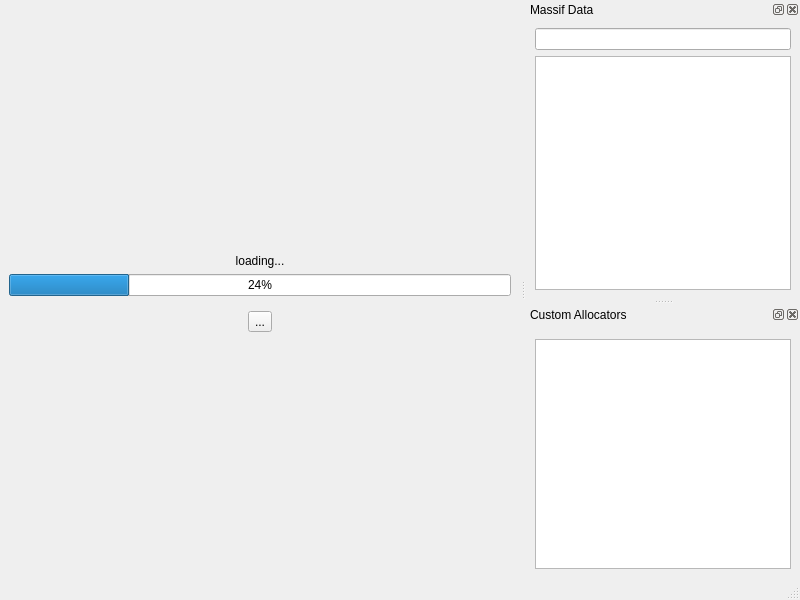
Before: the Qt Designer form app/mainwindow.ui in KDE/massif-visualizer, drawn with Qt 5.
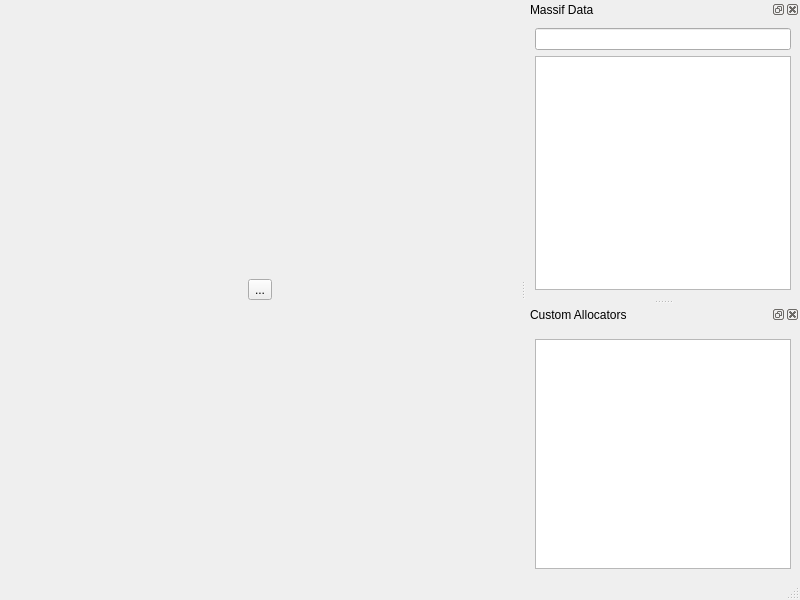
After: the same form once the commit is applied. The open tabs and pages were chosen to show the change. Custom widgets are drawn as their Qt base class.

Commit message: Implementation of multiple document interface. REVIEW: 113523

```diff
--- a/app/mainwindow.ui
+++ b/app/mainwindow.ui
@@ -94,72 +94,6 @@
         </item>
        </layout>
       </widget>
-      <widget class="QWidget" name="loadingPage">
-       <layout class="QVBoxLayout" name="verticalLayout_8">
-        <item>
-         <spacer name="verticalSpacer_3">
-          <property name="orientation">
-           <enum>Qt::Vertical</enum>
-          </property>
-          <property name="sizeHint" stdset="0">
-           <size>
-            <width>20</width>
-            <height>247</height>
-           </size>
-          </property>
-         </spacer>
-        </item>
-        <item>
-         <widget class="QLabel" name="loadingMessage">
-          <property name="text">
-           <string notr="true">loading...</string>
-          </property>
-          <property name="alignment">
-           <set>Qt::AlignCenter</set>
-          </property>
-         </widget>
-        </item>
-        <item>
-         <widget class="QProgressBar" name="loadingProgress">
-          <property name="value">
-           <number>24</number>
-          </property>
-         </widget>
-        </item>
-        <item>
-         <widget class="QWidget" name="widget_3" native="true">
-          <property name="layoutDirection">
-           <enum>Qt::LeftToRight</enum>
-          </property>
-          <layout class="QHBoxLayout" name="horizontalLayout_3">
-           <item>
-            <widget class="QToolButton" name="stopParsing">
-             <property name="text">
-              <string>...</string>
-             </property>
-             <property name="toolButtonStyle">
-              <enum>Qt::ToolButtonTextUnderIcon</enum>
-             </property>
-            </widget>
-           </item>
-          </layout>
-         </widget>
-        </item>
-        <item>
-         <spacer name="verticalSpacer_4">
-          <property name="orientation">
-           <enum>Qt::Vertical</enum>
-          </property>
-          <property name="sizeHint" stdset="0">
-           <size>
-            <width>20</width>
-            <height>230</height>
-           </size>
-          </property>
-         </spacer>
-        </item>
-       </layout>
-      </widget>
      </widget>
     </item>
    </layout>
```
Left out of the diff: 43 changed lines with no effect on the pictures. The commit also changes 6 other files.
